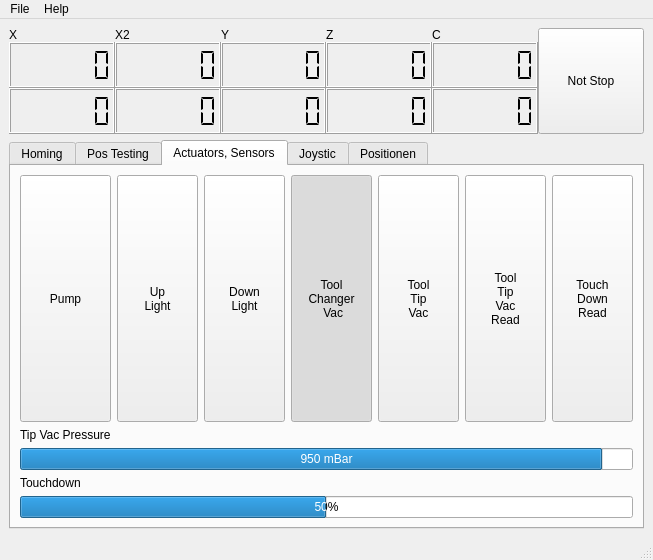
Old version of the form Gui.ui in the repository gxurma/PythonCanSteering.
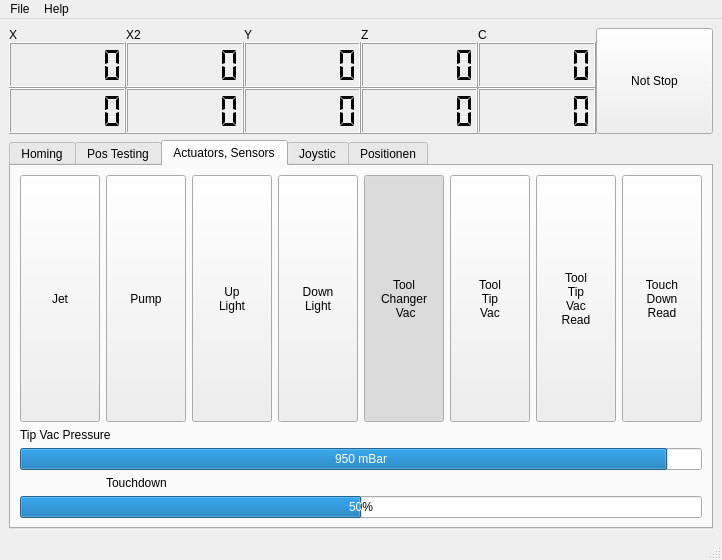
New version of the form. The open tabs and pages were chosen to show the change.

Commit message: new buttons for moving C and fire jetter

What changed in the file:
```diff
--- a/Gui.ui
+++ b/Gui.ui
@@ -6,7 +6,7 @@
    <rect>
     <x>0</x>
     <y>0</y>
-    <width>653</width>
+    <width>681</width>
     <height>560</height>
    </rect>
   </property>
@@ -1017,7 +1017,34 @@
         <string>Actuators, Sensors</string>
        </attribute>
        <layout class="QGridLayout" name="gridLayout_5">
-        <item row="0" column="4">
+        <item row="0" column="7">
+         <widget class="QPushButton" name="pushButtonTouchDownRead">
+          <property name="sizePolicy">
+           <sizepolicy hsizetype="Expanding" vsizetype="Expanding">
+            <horstretch>0</horstretch>
+            <verstretch>0</verstretch>
+           </sizepolicy>
+          </property>
+          <property name="text">
+           <string>Touch
+Down
+Read</string>
+          </property>
+          <property name="checkable">
+           <bool>false</bool>
+          </property>
+          <property name="checked">
+           <bool>false</bool>
+          </property>
+          <property name="autoRepeat">
+           <bool>true</bool>
+          </property>
+          <property name="default">
+           <bool>false</bool>
+          </property>
+         </widget>
+        </item>
+        <item row="0" column="5">
          <widget class="QPushButton" name="pushButtonToolTipVac">
           <property name="sizePolicy">
            <sizepolicy hsizetype="Expanding" vsizetype="Expanding">
@@ -1041,14 +1068,14 @@
           </property>
          </widget>
         </item>
-        <item row="3" column="0">
+        <item row="3" column="1">
          <widget class="QLabel" name="label">
           <property name="text">
            <string>Touchdown</string>
           </property>
          </widget>
         </item>
-        <item row="0" column="1">
+        <item row="0" column="2">
          <widget class="QPushButton" name="pushButtonUplight">
           <property name="sizePolicy">
            <sizepolicy hsizetype="Expanding" vsizetype="Expanding">
@@ -1071,7 +1098,7 @@
           </property>
          </widget>
         </item>
-        <item row="0" column="5">
+        <item row="0" column="6">
          <widget class="QPushButton" name="pushButtonToolTipVacRead">
           <property name="sizePolicy">
            <sizepolicy hsizetype="Expanding" vsizetype="Expanding">
@@ -1099,7 +1126,7 @@
           </property>
          </widget>
         </item>
-        <item row="0" column="2">
+        <item row="0" column="3">
          <widget class="QPushButton" name="pushButtonDownlight">
           <property name="sizePolicy">
            <sizepolicy hsizetype="Expanding" vsizetype="Expanding">
@@ -1122,7 +1149,7 @@
           </property>
          </widget>
         </item>
-        <item row="0" column="3">
+        <item row="0" column="4">
          <widget class="QPushButton" name="pushButtonToolChangerVac">
           <property name="sizePolicy">
            <sizepolicy hsizetype="Expanding" vsizetype="Expanding">
@@ -1146,7 +1173,7 @@
           </property>
          </widget>
         </item>
-        <item row="0" column="0">
+        <item row="0" column="1">
          <widget class="QPushButton" name="pushButtonPump">
           <property name="sizePolicy">
            <sizepolicy hsizetype="Expanding" vsizetype="Expanding">
@@ -1168,15 +1195,8 @@
           </property>
          </widget>
         </item>
-        <item row="1" column="0">
-         <widget class="QLabel" name="label_13">
-          <property name="text">
-           <string>Tip Vac Pressure</string>
-          </property>
-         </widget>
-        </item>
-        <item row="0" column="6">
-         <widget class="QPushButton" name="pushButtonTouchDownRead">
+        <item row="0" column="0">
+         <widget class="QPushButton" name="pushButtonJet">
           <property name="sizePolicy">
            <sizepolicy hsizetype="Expanding" vsizetype="Expanding">
             <horstretch>0</horstretch>
@@ -1184,25 +1204,20 @@
            </sizepolicy>
           </property>
           <property name="text">
-           <string>Touch
-Down
-Read</string>
+           <string>Jet</string>
           </property>
           <property name="checkable">
-           <bool>false</bool>
-          </property>
-          <property name="checked">
-           <bool>false</bool>
-          </property>
-          <property name="autoRepeat">
            <bool>true</bool>
           </property>
+          <property name="checked">
+           <bool>false</bool>
+          </property>
           <property name="default">
            <bool>false</bool>
           </property>
          </widget>
         </item>
-        <item row="2" column="0" colspan="7">
+        <item row="2" column="0" colspan="8">
          <widget class="QProgressBar" name="progressBarToolTipVacRead">
           <property name="sizePolicy">
            <sizepolicy hsizetype="Expanding" vsizetype="Expanding">
@@ -1221,7 +1236,7 @@
           </property>
          </widget>
         </item>
-        <item row="4" column="0" colspan="7">
+        <item row="4" column="0" colspan="8">
          <widget class="QProgressBar" name="progressBarTouchDownRead">
           <property name="sizePolicy">
            <sizepolicy hsizetype="Expanding" vsizetype="Expanding">
@@ -1240,6 +1255,13 @@
           </property>
          </widget>
         </item>
+        <item row="1" column="0" colspan="2">
+         <widget class="QLabel" name="label_13">
+          <property name="text">
+           <string>Tip Vac Pressure</string>
+          </property>
+         </widget>
+        </item>
        </layout>
       </widget>
       <widget class="QWidget" name="tab_5">
@@ -1725,8 +1747,8 @@
     <rect>
      <x>0</x>
      <y>0</y>
-     <width>653</width>
-     <height>21</height>
+     <width>681</width>
+     <height>22</height>
     </rect>
    </property>
    <widget class="QMenu" name="menuFile">
```
Left out of the diff: 38 changed lines with no effect on the pictures.
